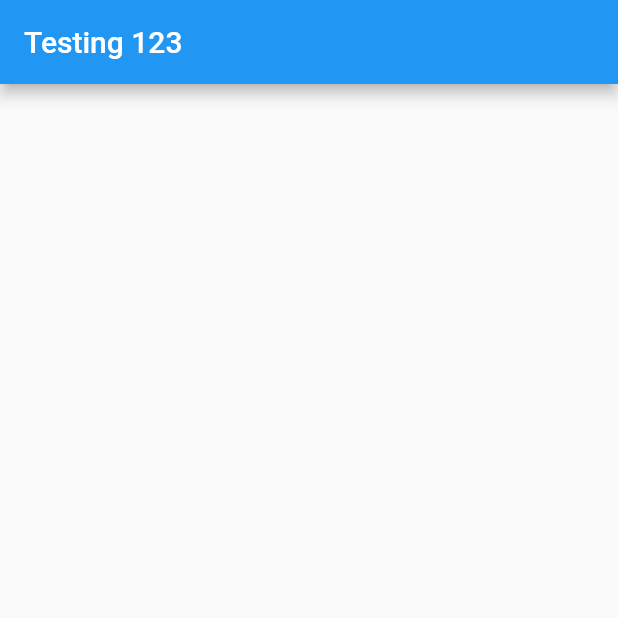
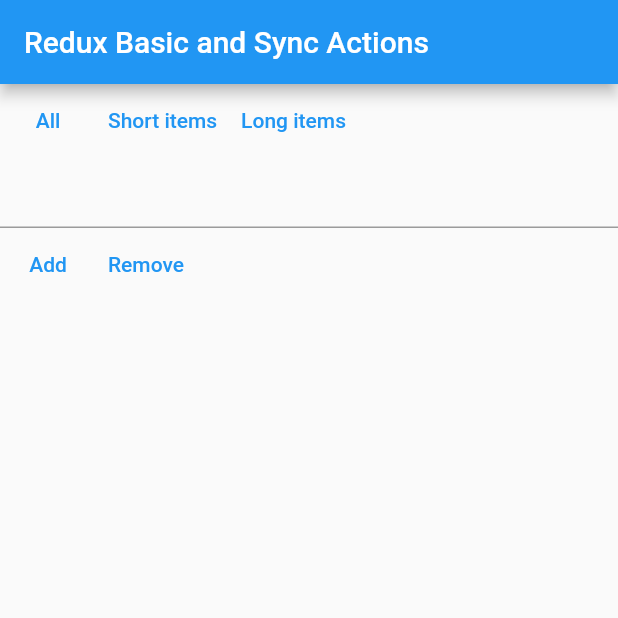
Before and after one commit to psatler/flutter-state-management, a Flutter app: the screen it shows after launch, on a phone screen of 412 x 824 dp, the top half of it. Run offline on Flutter 3.47's test engine with Material 2 defaults, Android fonts, the phone set to English and light mode, and no system bars; our stand-ins replace flutter_hooks, flutter_redux, redux.

Commit message:
feat(redux): basic redux with sync actions

```diff
--- a/lib/main.dart
+++ b/lib/main.dart
@@ -4,11 +4,11 @@
 // import 'provider_app/provider_app_2/app.dart';
 // import 'provider_app/provider_app_3_multiprovider/app.dart';
 // import 'flutter_hooks/app.dart';
-import 'redux_app/app.dart';
+import 'redux_app/redux_app_basic/app.dart';
 
 void main() {
   // runApp(const MyProviderApp1());
   // runApp(const MyProviderApp2());
   // runApp(const MyFlutterHookApp());
-  runApp(const MyReduxApp());
+  runApp(const MyReduxAppBasic());
 }
--- /dev/null
+++ b/lib/redux_app/redux_app_basic/app.dart
@@ -0,0 +1,127 @@
+import 'package:flutter/material.dart';
+import 'package:flutter_hooks/flutter_hooks.dart' as hooks;
+import 'package:flutter_redux/flutter_redux.dart';
+import 'package:redux/redux.dart';
+
+import 'redux_state.dart' as app_state;
+import 'reducers.dart';
+import 'actions.dart';
+
+class MyReduxAppBasic extends StatelessWidget {
+  const MyReduxAppBasic({Key? key}) : super(key: key);
+
+  // This widget is the root of your application.
+  @override
+  Widget build(BuildContext context) {
+    return MaterialApp(
+      title: 'Flutter Demo',
+      theme: ThemeData(
+        primarySwatch: Colors.blue,
+      ),
+      home: const Home(),
+    );
+  }
+}
+
+class Home extends hooks.HookWidget {
+  const Home({Key? key}) : super(key: key);
+
+  @override
+  Widget build(BuildContext context) {
+    final store = Store(
+      appStateReducer,
+      initialState: const app_state.State(
+        filter: app_state.ItemFilter.all,
+        items: [],
+      ),
+    );
+
+    final textController = hooks.useTextEditingController();
+
+    return Scaffold(
+      appBar: AppBar(
+        title: const Text('Redux Basic and Sync Actions'),
+      ),
+      body: StoreProvider(
+        store: store,
+        child: Column(
+          children: [
+            Row(
+              children: [
+                TextButton(
+                  onPressed: () {
+                    store.dispatch(
+                      const ChangeFilterTypeAction(app_state.ItemFilter.all),
+                    );
+                  },
+                  child: const Text('All'),
+                ),
+                TextButton(
+                  onPressed: () {
+                    store.dispatch(
+                      const ChangeFilterTypeAction(
+                          app_state.ItemFilter.shortTexts),
+                    );
+                  },
+                  child: const Text('Short items'),
+                ),
+                TextButton(
+                  onPressed: () {
+                    store.dispatch(
+                      const ChangeFilterTypeAction(
+                          app_state.ItemFilter.longTexts),
+                    );
+                  },
+                  child: const Text('Long items'),
+                ),
+              ],
+            ),
+            TextField(
+              controller: textController,
+            ),
+            Row(
+              children: [
+                TextButton(
+                  onPressed: () {
+                    final text = textController.text;
+                    store.dispatch(
+                      AddItemAction(text),
+                    );
+                    textController.clear();
+                  },
+                  child: const Text('Add'),
+                ),
+                TextButton(
+                  onPressed: () {
+                    final text = textController.text;
+                    store.dispatch(
+                      RemoveItemAction(text),
+                    );
+                    textController.clear();
+                  },
+                  child: const Text('Remove'),
+                ),
+              ],
+            ),
+            StoreConnector<app_state.State, Iterable<String>>(
+              converter: (store) => store.state.filteredItems,
+              builder: (context, items) {
+                return Expanded(
+                  child: ListView.builder(
+                    itemCount: items.length,
+                    itemBuilder: (context, index) {
+                      final item = items.elementAt(index);
+                      return ListTile(
+                        title: Text(item),
+                      );
+                    },
+                  ),
+                );
+              },
+            ),
+          ],
+        ),
+      ),
+    );
+  }
+}
```
Also changed, not shown: lib/redux_app/app.dart (deleted, +0 -56 lines), lib/redux_app/redux_app_basic/actions.dart (renamed from lib/redux_app/actions.dart), lib/redux_app/redux_app_basic/add_remove_extension.dart (renamed from lib/redux_app/add_remove_extension.dart), lib/redux_app/redux_app_basic/reducers.dart (renamed from lib/redux_app/reducers.dart), lib/redux_app/redux_app_basic/redux_state.dart (renamed from lib/redux_app/redux_state.dart), 2 other files.
